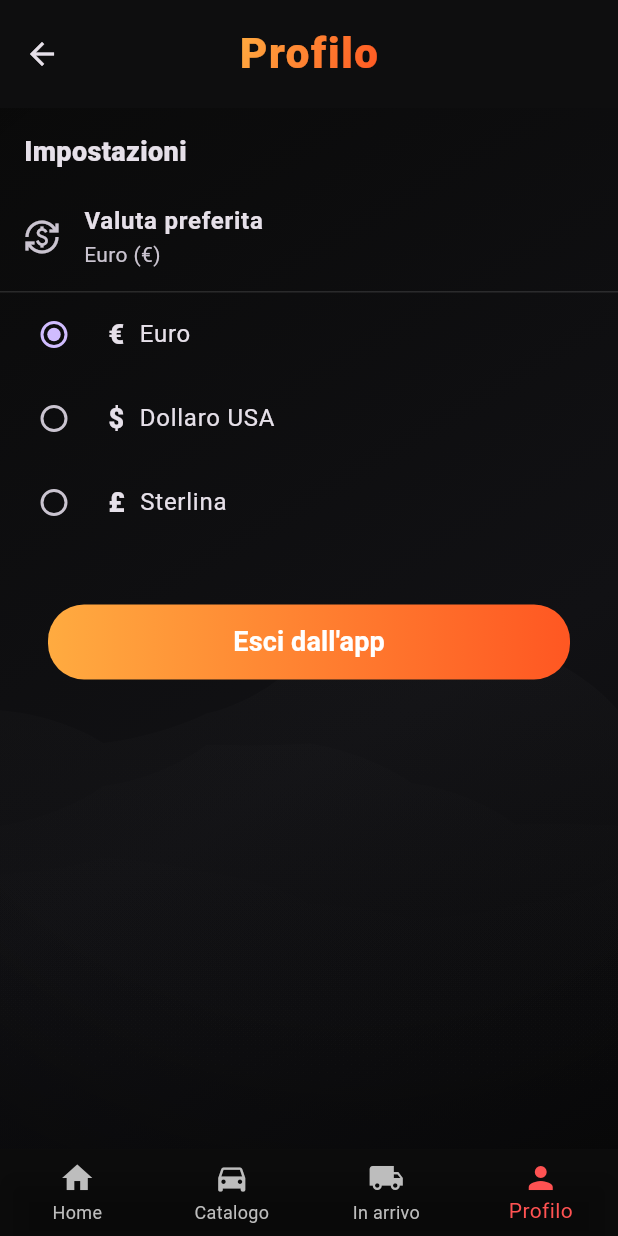
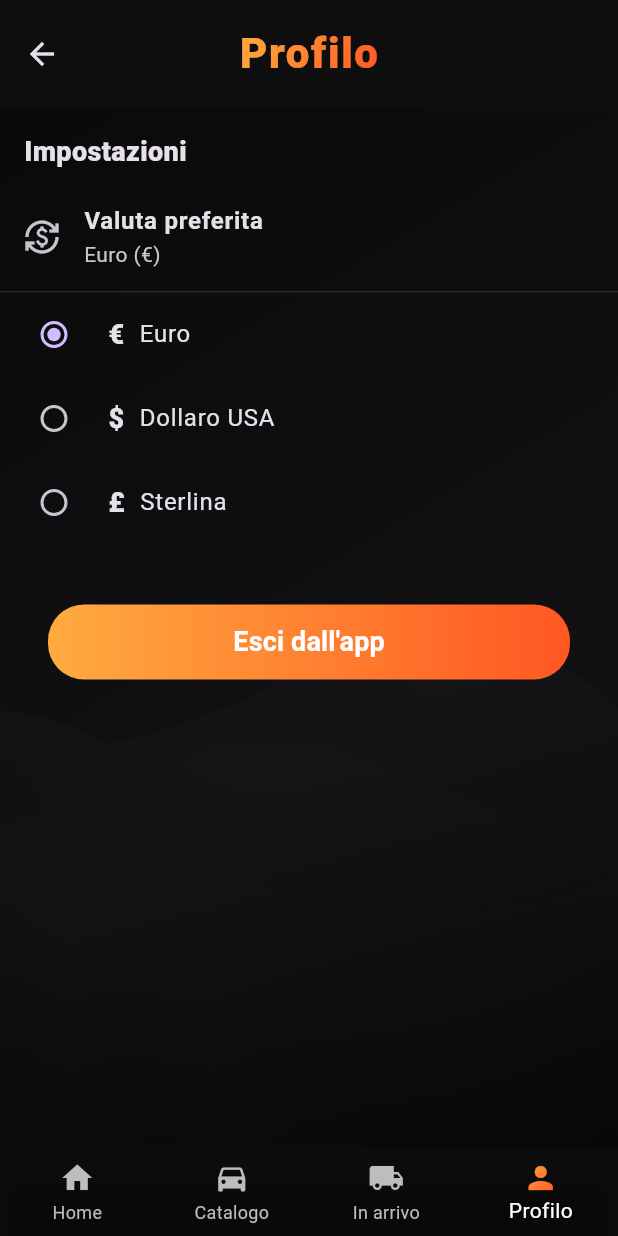
Before and after one commit to m98arcio/Cloper_Car, a Flutter app: the screen it shows after launch, item 4 of the bottom bar chosen, on a phone screen of 412 x 824 dp. Run offline on Flutter 3.47's test engine with Material 3 defaults, Android fonts, the light colour scheme and no system bars; our stand-ins replace geolocator, google_fonts, google_maps_flutter, sensors_plus, shared_preferences, video_player; missing offline and left inert: webfeed; network calls fail.

Commit message:
Colore addbottombar sistemato come quello del titolo dell'app

```diff
--- a/lib/widgets/app_bottom_bar.dart
+++ b/lib/widgets/app_bottom_bar.dart
@@ -25,7 +25,7 @@
   Widget build(BuildContext context) {
     return BottomNavigationBar(
       currentIndex: currentIndex,
-      selectedItemColor: Colors.redAccent,
+      selectedItemColor: Colors.white, // sarà sostituito dal gradient
       unselectedItemColor: Colors.grey.shade400,
       backgroundColor: Colors.black.withOpacity(0.95),
       type: BottomNavigationBarType.fixed,
@@ -57,12 +57,33 @@
           onProfileTap();
         }
       },
-      items: const [
-        BottomNavigationBarItem(icon: Icon(Icons.home), label: 'Home'),
-        BottomNavigationBarItem(icon: Icon(Icons.directions_car), label: 'Catalogo'),
-        BottomNavigationBarItem(icon: Icon(Icons.local_shipping), label: 'In arrivo'),
-        BottomNavigationBarItem(icon: Icon(Icons.person), label: 'Profilo'),
+      items: [
+        _buildGradientIconItem(Icons.home, 'Home', 0),
+        _buildGradientIconItem(Icons.directions_car, 'Catalogo', 1),
+        _buildGradientIconItem(Icons.local_shipping, 'In arrivo', 2),
+        _buildGradientIconItem(Icons.person, 'Profilo', 3),
       ],
     );
   }
+
+  BottomNavigationBarItem _buildGradientIconItem(IconData icon, String label, int index) {
+    if (index == currentIndex) {
+      return BottomNavigationBarItem(
+        icon: ShaderMask(
+          shaderCallback: (bounds) => const LinearGradient(
+            colors: [Colors.orangeAccent, Colors.deepOrange],
+            begin: Alignment.topLeft,
+            end: Alignment.bottomRight,
+          ).createShader(Rect.fromLTWH(0, 0, bounds.width, bounds.height)),
+          child: Icon(icon, color: Colors.white),
+        ),
+        label: label,
+      );
+    } else {
+      return BottomNavigationBarItem(
+        icon: Icon(icon),
+        label: label,
+      );
+    }
+  }
 }
```
